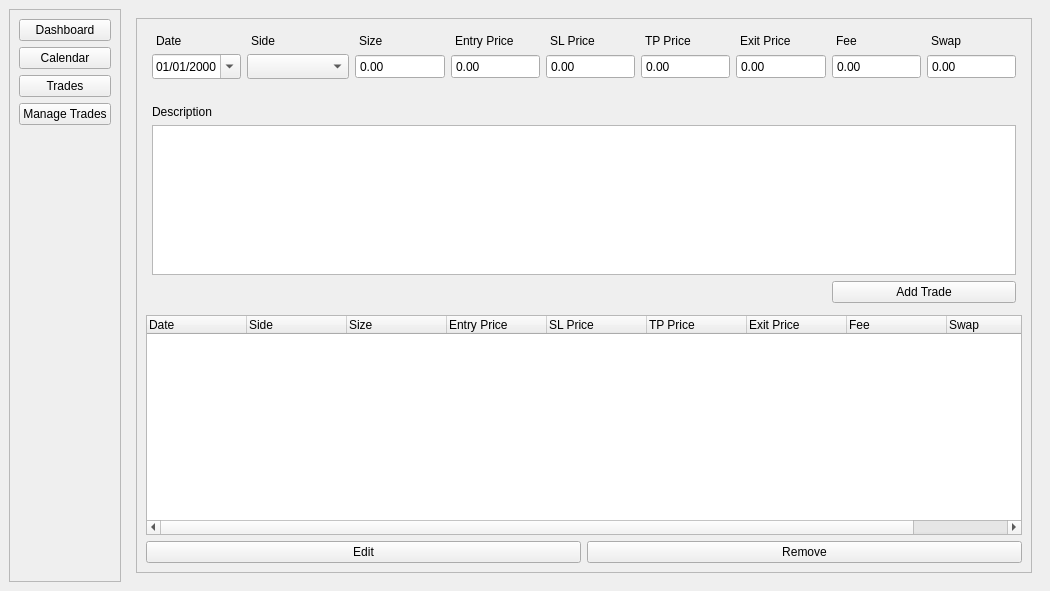
This is ui/main_window.ui in leopini-rp/TradingJournal as Qt 5 draws it before an edit. The edited form follows.
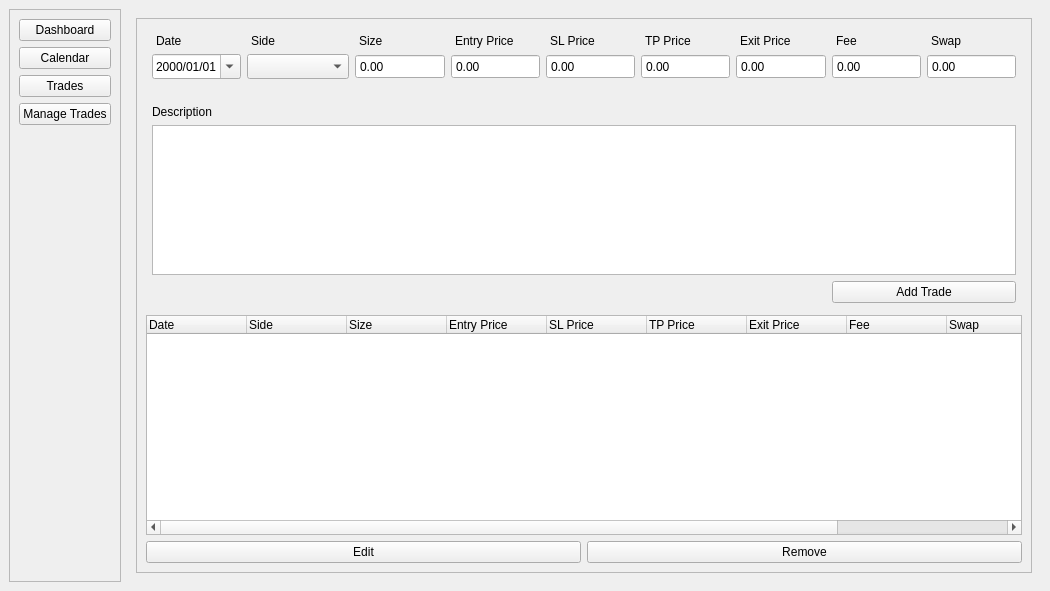
This is the edited form.

What changed in the file:
```diff
--- a/ui/main_window.ui
+++ b/ui/main_window.ui
@@ -122,12 +122,27 @@
              <property name="horizontalScrollBarPolicy">
               <enum>Qt::ScrollBarPolicy::ScrollBarAsNeeded</enum>
              </property>
+             <property name="editTriggers">
+              <set>QAbstractItemView::EditTrigger::NoEditTriggers</set>
+             </property>
+             <property name="selectionMode">
+              <enum>QAbstractItemView::SelectionMode::SingleSelection</enum>
+             </property>
+             <property name="selectionBehavior">
+              <enum>QAbstractItemView::SelectionBehavior::SelectItems</enum>
+             </property>
+             <property name="gridStyle">
+              <enum>Qt::PenStyle::SolidLine</enum>
+             </property>
              <attribute name="horizontalHeaderVisible">
               <bool>true</bool>
              </attribute>
              <attribute name="horizontalHeaderStretchLastSection">
               <bool>false</bool>
              </attribute>
+             <attribute name="verticalHeaderVisible">
+              <bool>false</bool>
+             </attribute>
              <column>
               <property name="text">
                <string>Date</string>
@@ -200,6 +215,14 @@
                <set>AlignLeading|AlignVCenter</set>
               </property>
              </column>
+             <column>
+              <property name="text">
+               <string>Desc.</string>
+              </property>
+              <property name="textAlignment">
+               <set>AlignLeading|AlignVCenter</set>
+              </property>
+             </column>
             </widget>
            </item>
            <item row="1" column="0">
@@ -644,7 +667,7 @@
                 <enum>QDateTimeEdit::Section::MonthSection</enum>
                </property>
                <property name="displayFormat">
-                <string>MM/dd/yyyy</string>
+                <string>yyyy/MM/dd</string>
                </property>
                <property name="calendarPopup">
                 <bool>true</bool>
```
Left out of the diff: 2 changed lines with no effect on the pictures.
